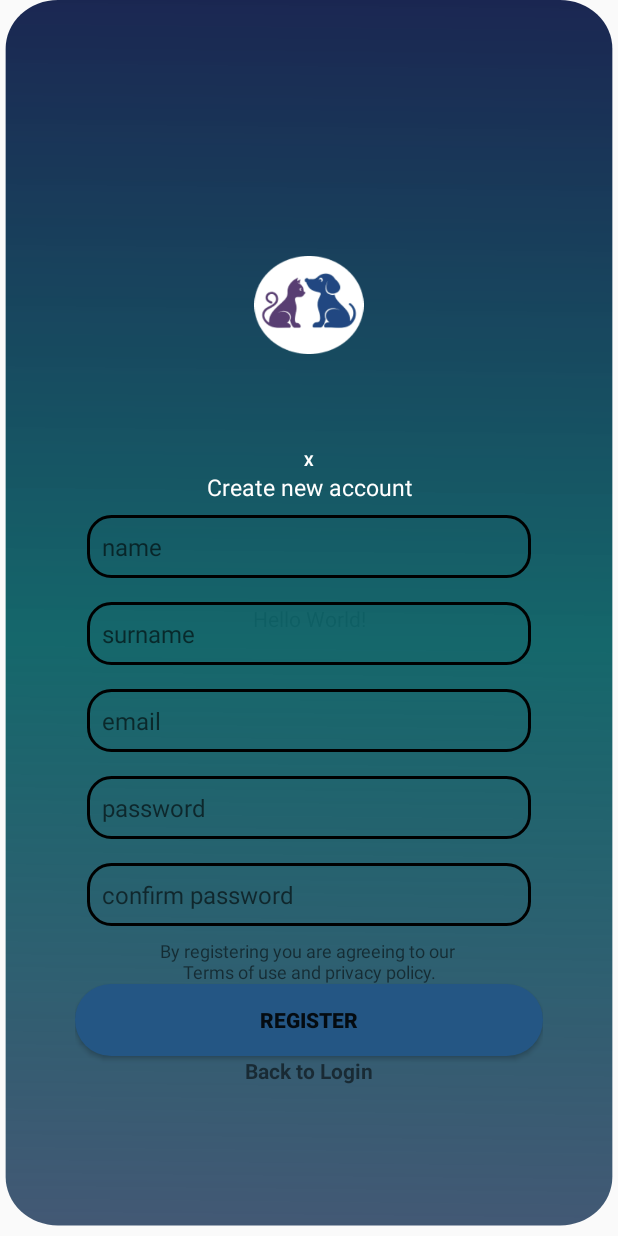
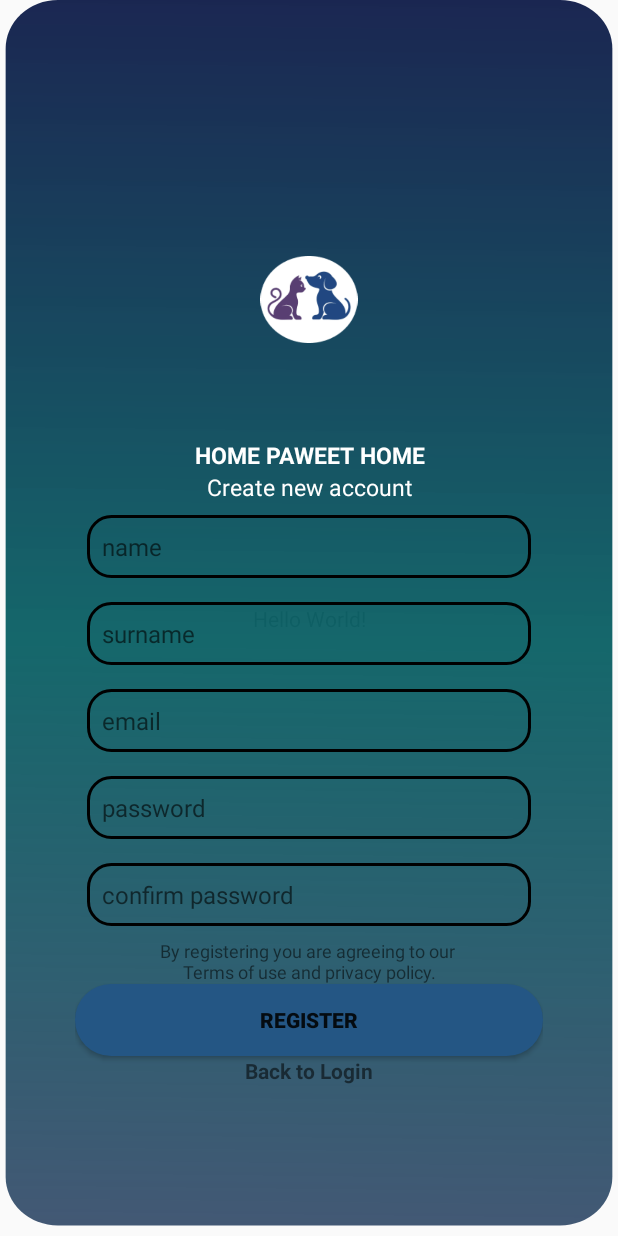
Before and after one commit to symasarc/PawGuards, an Android app: the screen it shows after launch (MainActivity), on a phone screen of 412 x 824 dp. Run offline under Robolectric (Android 15) with nearby library versions, the phone set to English and light mode, and no system bars; our stand-ins replace Firebase (no records; nobody signed in at launch, a user with empty details on screens opened directly).

Commit message:
Register fixlendi
Register fixlendi gereksiz fragmentlar kaldırıldı ancak logic olarak çalışıyor mu bilmiyorum register onu bu akşam bakarım

```diff
--- a/app/src/main/res/layout/fragment_create_account.xml
+++ b/app/src/main/res/layout/fragment_create_account.xml
@@ -13,7 +13,7 @@
 
         <ImageView
             android:layout_width="80dp"
-            android:layout_height="65dp"
+            android:layout_height="58dp"
             android:layout_marginTop="70dp"
             android:layout_marginBottom="64dp"
             android:src="@drawable/cat_dog_ic" />
@@ -21,12 +21,12 @@
         <TextView
             android:layout_width="match_parent"
             android:layout_height="wrap_content"
-            android:text="X"
+            android:text="HOME PAWEET HOME"
             android:layout_alignParentStart="true"
             android:textAlignment="center"
             android:fontFamily="SeoulHangang CB"
             android:textColor="@color/colorPrimary"
-            android:textSize="10sp"
+            android:textSize="15sp"
             android:layout_marginStart="32dp"
             android:layout_marginEnd="32dp"
             android:textStyle="bold" />
--- a/app/src/main/res/layout/fragment_login.xml
+++ b/app/src/main/res/layout/fragment_login.xml
@@ -21,12 +21,12 @@
     <TextView
         android:layout_width="match_parent"
         android:layout_height="wrap_content"
-        android:text="PAW GUARDS"
+        android:text="HOME PAWEET HOME"
         android:layout_alignParentStart="true"
         android:textAlignment="center"
         android:fontFamily="SeoulHangang CB"
         android:textColor="@color/colorPrimary"
-        android:textSize="64sp"
+        android:textSize="15sp"
         android:layout_marginStart="32dp"
         android:layout_marginEnd="32dp"
         android:textStyle="bold" />
```
Also changed, not shown: app/src/main/java/com/example/pawguards/FragmentReplaceActivity.java (deleted, +0 -38 lines), app/src/main/java/com/example/pawguards/fragments/CreateAccountFragment.java (+12 -2 lines), app/src/main/res/layout/activity_fragment_replace.xml (deleted, +0 -14 lines).
